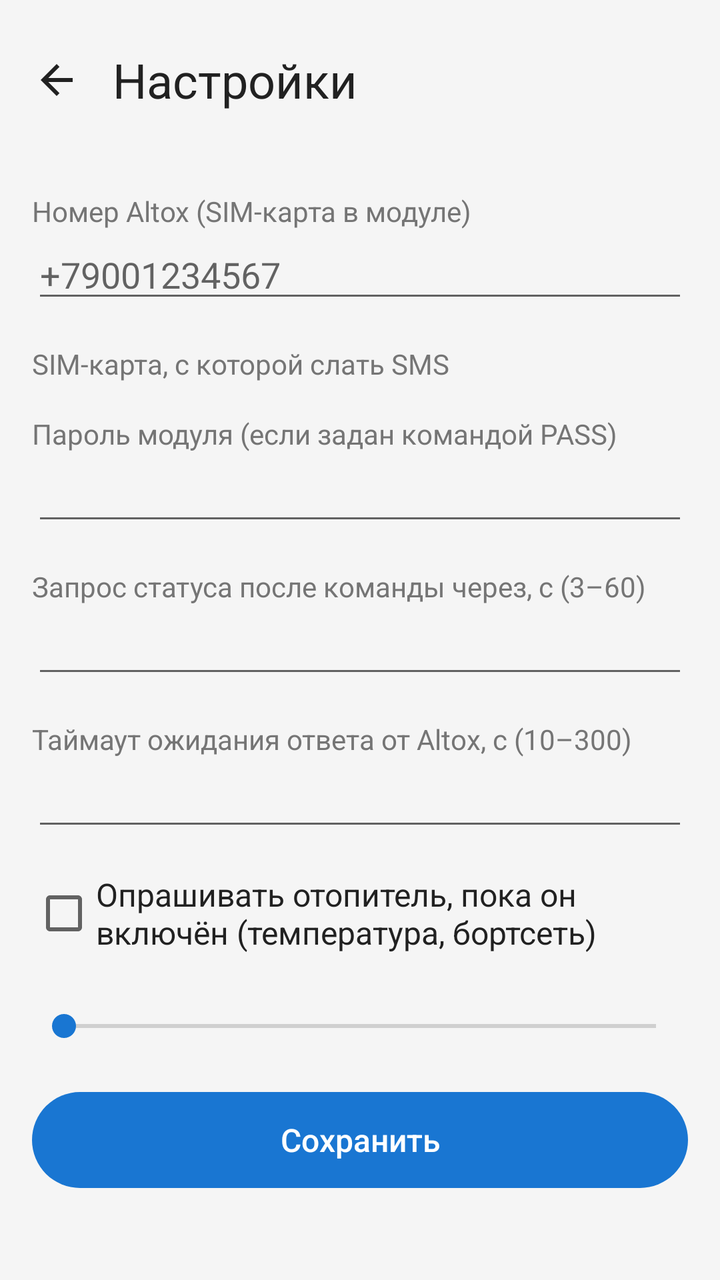
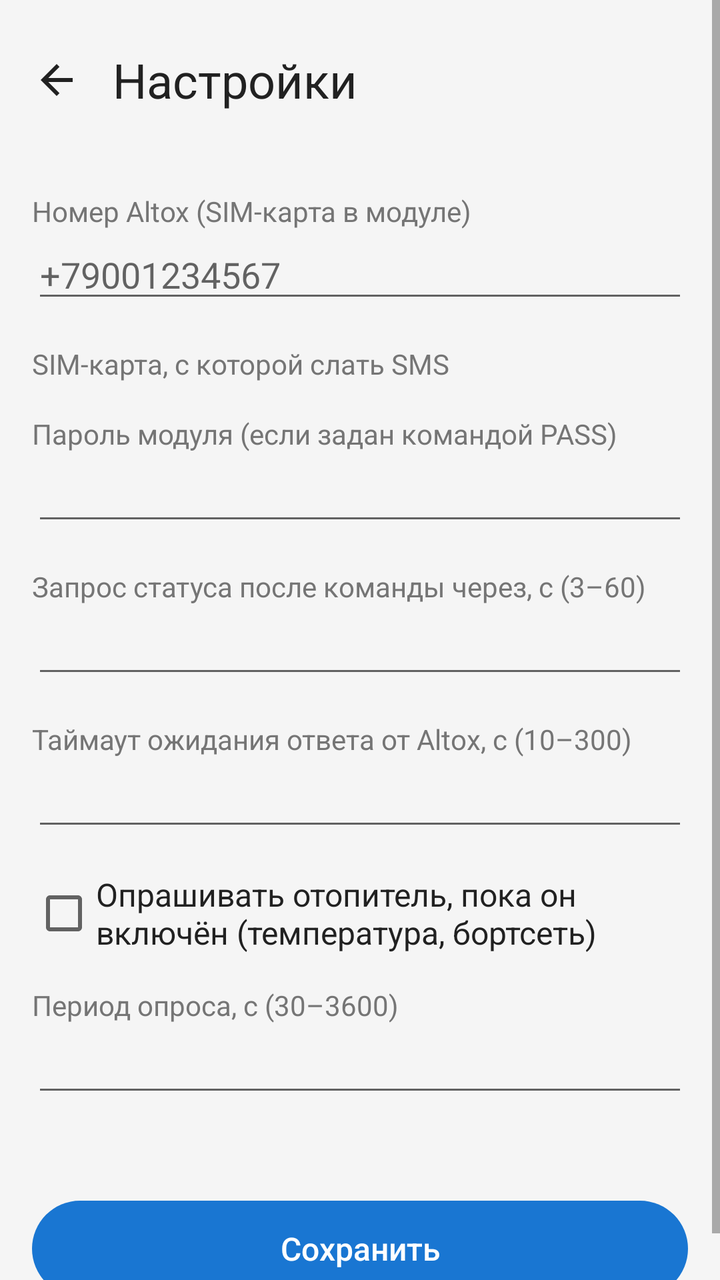

Compare the two renders of this Android layout. The source of the first and the diff that turns it into the second are given below.
<!-- AndroidManifest.xml: application theme AppTheme -->
<!-- res/layout/activity_settings.xml -->
<?xml version="1.0" encoding="utf-8"?>
<ScrollView xmlns:android="http://schemas.android.com/apk/res/android"
    android:layout_width="match_parent"
    android:layout_height="match_parent"
    android:fitsSystemWindows="true">

    <LinearLayout
        android:layout_width="match_parent"
        android:layout_height="wrap_content"
        android:orientation="vertical"
        android:padding="16dp">

        <LinearLayout
            android:layout_width="match_parent"
            android:layout_height="wrap_content"
            android:layout_marginBottom="16dp"
            android:gravity="center_vertical"
            android:orientation="horizontal">

            
            <ImageButton
                android:id="@+id/back"
                android:layout_width="48dp"
                android:layout_height="48dp"
                android:layout_marginStart="-12dp"
                android:background="?android:attr/selectableItemBackgroundBorderless"
                android:contentDescription="@string/back"
                android:src="@drawable/ic_back" />

            <TextView
                android:layout_width="wrap_content"
                android:layout_height="wrap_content"
                android:layout_marginStart="4dp"
                android:text="@string/settings"
                android:textColor="@color/text"
                android:textSize="24sp" />
        </LinearLayout>

        <TextView style="@style/Label" android:text="@string/phone" />

        <EditText
            android:id="@+id/phone"
            android:layout_width="match_parent"
            android:layout_height="wrap_content"
            android:hint="+79001234567"
            android:inputType="phone" />

        <TextView style="@style/Label" android:text="@string/sim" />

        <RadioGroup
            android:id="@+id/sim"
            android:layout_width="match_parent"
            android:layout_height="wrap_content" />

        <TextView style="@style/Label" android:text="@string/password" />

        <EditText
            android:id="@+id/password"
            android:layout_width="match_parent"
            android:layout_height="wrap_content"
            android:inputType="text" />

        <TextView style="@style/Label" android:text="@string/poll_delay" />

        <EditText
            android:id="@+id/pollDelay"
            android:layout_width="match_parent"
            android:layout_height="wrap_content"
            android:inputType="number"
            android:maxLength="2" />

        <TextView style="@style/Label" android:text="@string/reply_timeout" />

        <EditText
            android:id="@+id/replyTimeout"
            android:layout_width="match_parent"
            android:layout_height="wrap_content"
            android:inputType="number"
            android:maxLength="3" />

        <CheckBox
            android:id="@+id/periodic"
            android:layout_width="match_parent"
            android:layout_height="wrap_content"
            android:layout_marginTop="16dp"
            android:text="@string/periodic"
            android:textColor="@color/text"
            android:textSize="16sp" />

        <TextView
            android:id="@+id/periodicLabel"
            style="@style/Label"
            android:layout_marginTop="4dp" />

        <SeekBar
            android:id="@+id/periodicInterval"
            android:layout_width="match_parent"
            android:layout_height="wrap_content"
            android:layout_marginTop="4dp" />

        <Button
            android:id="@+id/save"
            android:layout_width="match_parent"
            android:layout_height="48dp"
            android:layout_marginTop="24dp"
            android:background="@drawable/btn_primary"
            android:stateListAnimator="@null"
            android:text="@string/save"
            android:textAllCaps="false"
            android:textColor="#FFFFFF"
            android:textSize="16sp" />
    </LinearLayout>
</ScrollView>
<!-- resources referenced by this layout -->
<resources>
  <color name="text">#212121</color>
  <!-- drawable btn_primary (drawable) -->
  <?xml version="1.0" encoding="utf-8"?>
  <selector xmlns:android="http://schemas.android.com/apk/res/android">
      <item android:state_enabled="false">
          <shape><solid android:color="#B7CDE6" /><corners android:radius="24dp" /></shape>
      </item>
      <item android:state_pressed="true">
          <shape><solid android:color="#155FA8" /><corners android:radius="24dp" /></shape>
      </item>
      <item>
          <shape><solid android:color="@color/accent" /><corners android:radius="24dp" /></shape>
      </item>
  </selector>
  <!-- drawable ic_back (drawable) -->
  <?xml version="1.0" encoding="utf-8"?>
  <vector xmlns:android="http://schemas.android.com/apk/res/android"
      android:width="24dp"
      android:height="24dp"
      android:viewportWidth="24"
      android:viewportHeight="24"
      android:tint="@color/text">
      <path
          android:fillColor="#FFFFFF"
          android:pathData="M20,11H7.83l5.59,-5.59L12,4l-8,8 8,8 1.41,-1.41L7.83,13H20v-2z" />
  </vector>
  <string name="back">Назад</string>
  <string name="password">Пароль модуля (если задан командой PASS)</string>
  <string name="periodic">Опрашивать отопитель, пока он включён (температура, бортсеть)</string>
  <string name="phone">Номер Altox (SIM-карта в модуле)</string>
  <string name="poll_delay">Запрос статуса после команды через, с (3–60)</string>
  <string name="reply_timeout">Таймаут ожидания ответа от Altox, с (10–300)</string>
  <string name="save">Сохранить</string>
  <string name="settings">Настройки</string>
  <string name="sim">SIM-карта, с которой слать SMS</string>
  <style name="Label">
          <item name="android:layout_width">wrap_content</item>
          <item name="android:layout_height">wrap_content</item>
          <item name="android:layout_marginTop">16dp</item>
          <item name="android:textColor">@color/text_secondary</item>
          <item name="android:textSize">14sp</item>
      </style>
  <style name="AppTheme" parent="android:Theme.Material.Light.NoActionBar">
          <item name="android:colorPrimary">@color/accent</item>
          <item name="android:colorAccent">@color/accent</item>
          <item name="android:windowBackground">@color/background</item>
          <item name="android:statusBarColor">@color/background</item>
          <item name="android:navigationBarColor">@color/background</item>
          <item name="android:windowLightStatusBar">true</item>
      </style>
  <color name="accent">#1976D2</color>
  <color name="text_secondary">#757575</color>
  <color name="background">#F5F5F5</color>
</resources>

<!-- the commit's change to res/layout/activity_settings.xml (unified diff, before → after) -->
@@ -87,15 +87,18 @@
             android:textColor="@color/text"
             android:textSize="16sp" />
 
+        <TextView style="@style/Label" android:text="@string/periodic_interval" />
+
+        <EditText
+            android:id="@+id/periodicInterval"
+            android:layout_width="match_parent"
+            android:layout_height="wrap_content"
+            android:inputType="number"
+            android:maxLength="4" />
+
         <TextView
             android:id="@+id/periodicLabel"
             style="@style/Label"
-            android:layout_marginTop="4dp" />
-
-        <SeekBar
-            android:id="@+id/periodicInterval"
-            android:layout_width="match_parent"
-            android:layout_height="wrap_content"
             android:layout_marginTop="4dp" />
 
         <Button
<!-- resource entries referenced after the edit -->
@@ -29,6 +29,7 @@
   <string name="back">Назад</string>
   <string name="password">Пароль модуля (если задан командой PASS)</string>
   <string name="periodic">Опрашивать отопитель, пока он включён (температура, бортсеть)</string>
+  <string name="periodic_interval">Период опроса, с (30–3600)</string>
   <string name="phone">Номер Altox (SIM-карта в модуле)</string>
   <string name="poll_delay">Запрос статуса после команды через, с (3–60)</string>
   <string name="reply_timeout">Таймаут ожидания ответа от Altox, с (10–300)</string>
